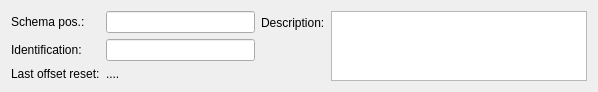
Above: src/mdttools/mdttesttool/mdtTtTestCableEditor.ui from scandyna/multidiagtools before the change. Below: the same form after it.
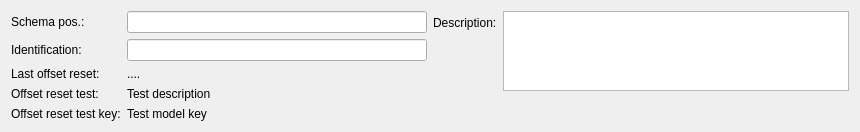
That is the form after the change.

```diff
--- a/src/mdttools/mdttesttool/mdtTtTestCableEditor.ui
+++ b/src/mdttools/mdttesttool/mdtTtTestCableEditor.ui
@@ -6,8 +6,8 @@
    <rect>
     <x>0</x>
     <y>0</y>
-    <width>598</width>
-    <height>86</height>
+    <width>860</width>
+    <height>117</height>
    </rect>
   </property>
   <property name="windowTitle">
@@ -19,6 +19,13 @@
      <property name="fieldGrowthPolicy">
       <enum>QFormLayout::ExpandingFieldsGrow</enum>
      </property>
+     <item row="0" column="0">
+      <widget class="QLabel" name="lbSchemaPosition">
+       <property name="text">
+        <string>Schema pos.:</string>
+       </property>
+      </widget>
+     </item>
      <item row="0" column="1">
       <widget class="QLineEdit" name="fld_SchemaPosition"/>
      </item>
@@ -32,13 +39,6 @@
      <item row="1" column="1">
       <widget class="QLineEdit" name="fld_Identification"/>
      </item>
-     <item row="2" column="0">
-      <widget class="QLabel" name="lbOffsetResetDate">
-       <property name="text">
-        <string>Last offset reset:</string>
-       </property>
-      </widget>
-     </item>
      <item row="2" column="1">
       <widget class="QLabel" name="fld_OffsetResetDate">
        <property name="text">
@@ -46,10 +46,38 @@
        </property>
       </widget>
      </item>
-     <item row="0" column="0">
-      <widget class="QLabel" name="lbSchemaPosition">
+     <item row="2" column="0">
+      <widget class="QLabel" name="lbOffsetResetDate">
        <property name="text">
-        <string>Schema pos.:</string>
+        <string>Last offset reset:</string>
+       </property>
+      </widget>
+     </item>
+     <item row="3" column="1">
+      <widget class="QLabel" name="lbOffsetResetTestModelDesignationEN">
+       <property name="text">
+        <string>Test description</string>
+       </property>
+      </widget>
+     </item>
+     <item row="3" column="0">
+      <widget class="QLabel" name="lbOffsetResetTestModelDesignationENLabel">
+       <property name="text">
+        <string>Offset reset test:</string>
+       </property>
+      </widget>
+     </item>
+     <item row="4" column="1">
+      <widget class="QLabel" name="lbOffsetResetTestModelKey">
+       <property name="text">
+        <string>Test model key</string>
+       </property>
+      </widget>
+     </item>
+     <item row="4" column="0">
+      <widget class="QLabel" name="lbOffsetResetTestModelKeyLabel">
+       <property name="text">
+        <string>Offset reset test key:</string>
        </property>
       </widget>
      </item>
```
